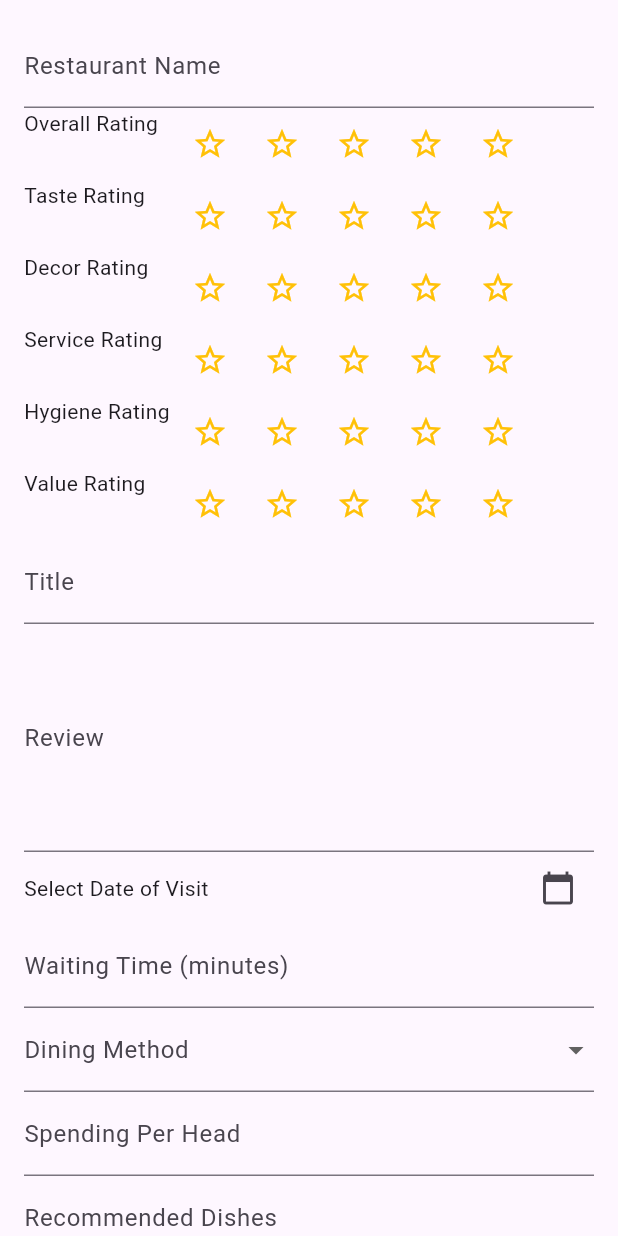
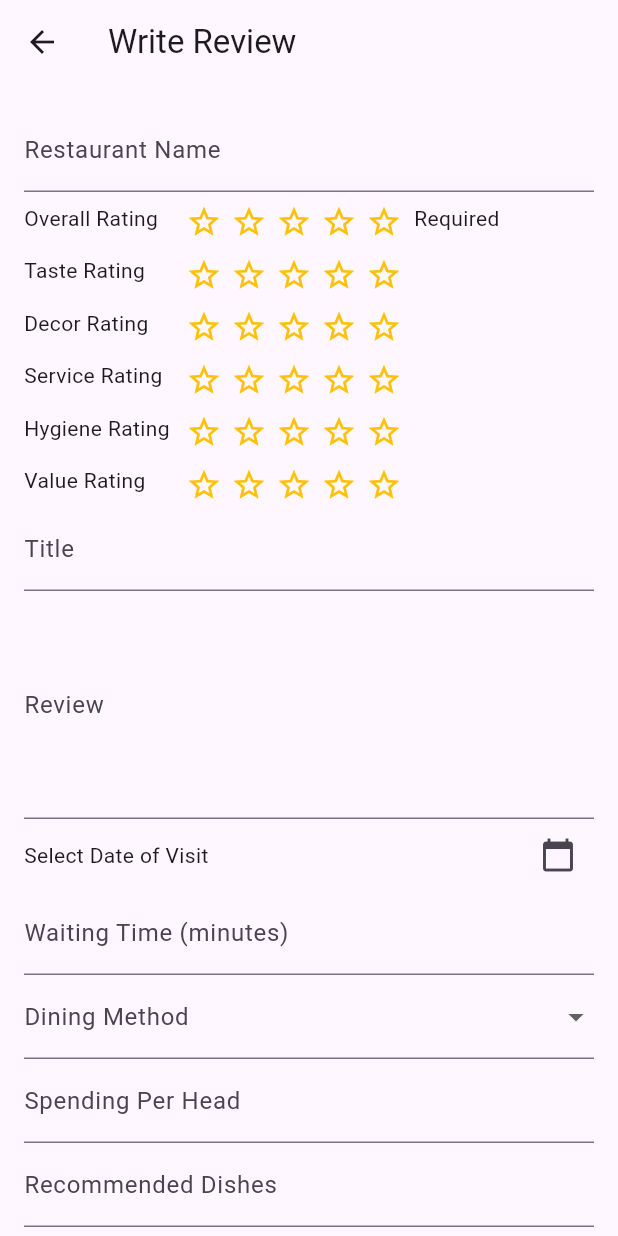
Before and after one commit to carlhung/ukOpenRiceFront, a Flutter app: the ReviewForm screen opened by its route, on a phone screen of 412 x 824 dp. Run offline on Flutter 3.47's test engine with Material 3 defaults, Android fonts, the phone set to English and light mode, and no system bars; our stand-ins replace flutter_timezone, image_picker; missing offline and left inert: flutter_multi_select_items, flutter_picker_plus, platform_device_id.

```diff
--- a/lib/view_controllers/reviews.dart
+++ b/lib/view_controllers/reviews.dart
@@ -3,6 +3,7 @@ import 'package:image_picker/image_picker.dart';
 import 'package:ukopenrice/helpers.dart';
 import 'package:ukopenrice/models/http_client.dart';
 import 'dart:io';
+import 'package:ukopenrice/routes.dart';
 
 class ReviewForm extends StatefulWidget {
   const ReviewForm({super.key});
@@ -21,6 +22,7 @@ class ReviewFormState extends State<ReviewForm> {
   @override
   Widget build(BuildContext context) {
     return Scaffold(
+      appBar: AppBar(title: Text("Write Review")),
       body: SingleChildScrollView(
         padding: const EdgeInsets.all(16),
         child: Form(
@@ -28,15 +30,15 @@ class ReviewFormState extends State<ReviewForm> {
           child: Column(
             children: [
               _buildTextField('restaurant_name', 'Restaurant Name', true),
-              _startRatingRow(overallRating, 'Overall Rating'),
+              _startRatingRow(overallRating, 'Overall Rating', required: true),
               _startRatingRow('taste', 'Taste Rating'),
               _startRatingRow('decor', 'Decor Rating'),
               _startRatingRow('service', 'Service Rating'),
               _startRatingRow('hygiene', 'Hygiene Rating'),
               _startRatingRow('value', 'Value Rating'),
 
-              _buildTextField('title', 'Title', false),
-              _buildTextField('review', 'Review', false, maxLines: 5),
+              _buildTextField('title', 'Title', true),
+              _buildTextField('review', 'Review', true, maxLines: 5),
 
               _buildDatePicker('date_of_visit', 'Date of Visit'),
               _buildNumberField(
@@ -55,8 +57,10 @@ class ReviewFormState extends State<ReviewForm> {
                 'Recommended Dishes',
                 false,
               ),
+              if (_selectedImages.isEmpty) SizedBox(height: 50),
+
               SizedBox(
-                height: 300,
+                height: _selectedImages.isEmpty ? 50 : 300,
                 child: UploadImageComponent(
                   selectedImages: _selectedImages,
                   onChanged: (selectedImages) {
@@ -68,17 +72,23 @@ class ReviewFormState extends State<ReviewForm> {
               ),
               const SizedBox(height: 20),
               ElevatedButton(
-                onPressed: () {
+                onPressed: () async {
                   if (_formKey.currentState!.validate()) {
                     _formKey.currentState!.save();
                     if (httpClient.username.isNotEmpty &&
                         _formData[overallRating] != null) {
                       _formData["user"] = httpClient.username;
                       final wrappedMap = MapEncodable(value: _formData);
-                      httpClient.postReview([
+                      await httpClient.postReview([
                         BodyPair(value: EncodableBodyValue(wrappedMap)),
                         BodyPair(value: ImagesBodyValue(_selectedImages)),
                       ]);
+                      if (context.mounted) {
+                        Navigator.popUntil(
+                          context,
+                          ModalRoute.withName(Routes.homeScreen),
+                        );
+                      }
                     } else {
                       showErrorOnSnackBar(
                         context,
@@ -96,19 +106,25 @@ class ReviewFormState extends State<ReviewForm> {
     );
   }
 
-  Widget _startRatingRow(String key, String title) {
+  Widget _startRatingRow(String key, String title, {bool required = false}) {
     final int? value = _formData[key];
     return Row(
-      crossAxisAlignment: CrossAxisAlignment.start,
+      crossAxisAlignment: CrossAxisAlignment.center,
       mainAxisAlignment: MainAxisAlignment.start,
       children: [
         SizedBox(width: 100, child: Text(title)),
         StarRating(
           initialRating: value ?? 0,
           onRatingChanged: (value) {
+            setState(() {
               _formData[key] = value;
+            });
           },
         ),
+        if (required && _formData[key] == null) ...[
+          SizedBox(width: 10),
+          Text("Required"),
+        ],
       ],
     );
   }
@@ -173,15 +189,16 @@ class ReviewFormState extends State<ReviewForm> {
         IconButton(
           icon: const Icon(Icons.calendar_today),
           onPressed: () async {
+            final now = DateTime.now();
             final picked = await showDatePicker(
               context: context,
-              initialDate: DateTime.now(),
+              initialDate: now,
               firstDate: DateTime(2000),
-              lastDate: DateTime(2100),
+              lastDate: now,
             );
             if (picked != null) {
               setState(() {
-                _formData[key] = picked.toIso8601String();
+                _formData[key] = picked.toUtc().toIso8601String();
               });
             }
           },
@@ -291,7 +308,10 @@ class _StarRatingState extends State<StarRating> {
       mainAxisSize: MainAxisSize.min,
       children: List.generate(widget.maxStars, (index) {
         final isSelected = index < _currentRating;
-        return IconButton(
+        return SizedBox(
+          width: 30,
+          height: 35,
+          child: IconButton(
             icon: Icon(
               isSelected ? Icons.star : Icons.star_border,
               color: Colors.amber,
@@ -304,6 +324,7 @@ class _StarRatingState extends State<StarRating> {
               }
             },
             splashRadius: 20,
+          ),
         );
       }),
       // ..insert(
@@ -340,6 +361,7 @@ class _UploadImageComponentState extends State<UploadImageComponent> {
   Widget build(BuildContext context) {
     return Column(
       children: [
+        if (widget.selectedImages.isNotEmpty)
           Expanded(
             child: GridView.builder(
               scrollDirection: Axis.vertical,
@@ -390,7 +412,7 @@ class _UploadImageComponentState extends State<UploadImageComponent> {
             //         ),
             //       ]);
             //       if (context.mounted) {
-            //         Navigator.popUntil(
+            //         Navigator.Until(
             //           context,
             //           ModalRoute.withName(Routes.restaurantInputMode),
             //         );
```
Also changed, not shown: lib/view_controllers/home_screen.dart (+4 -4 lines). Lines whose indentation alone changed are shown as unchanged.
